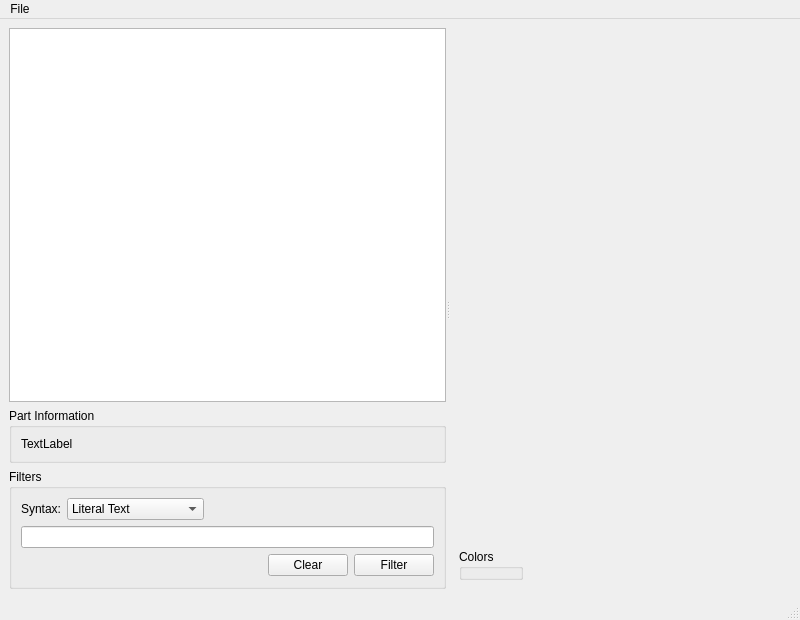
First picture: the form in opensdraw/partviewer/partviewer.ui, repository HazenBabcock/opensdraw, before the edit.
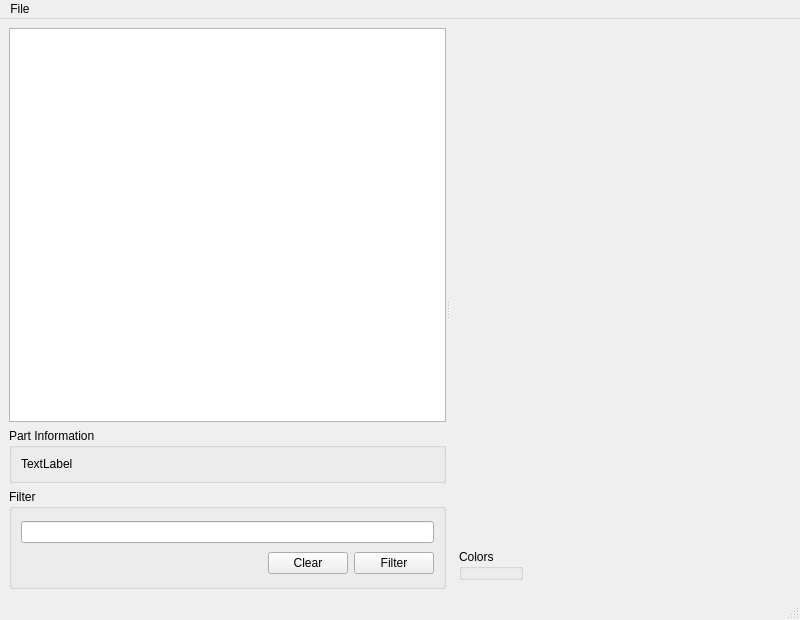
Second picture: the form after the edit. Custom widgets are drawn as their Qt base class.

Commit message: Remove unused combo box.

The edit to the form file:
```diff
--- a/opensdraw/partviewer/partviewer.ui
+++ b/opensdraw/partviewer/partviewer.ui
@@ -71,7 +71,7 @@
           <property name="minimumSize">
            <size>
             <width>0</width>
-            <height>120</height>
+            <height>100</height>
            </size>
           </property>
           <property name="maximumSize">
@@ -81,53 +81,9 @@
            </size>
           </property>
           <property name="title">
-           <string>Filters</string>
+           <string>Filter</string>
           </property>
           <layout class="QVBoxLayout" name="verticalLayout">
-           <item>
-            <layout class="QHBoxLayout" name="horizontalLayout">
-             <item>
-              <widget class="QLabel" name="label">
-               <property name="text">
-                <string>Syntax:</string>
-               </property>
-              </widget>
-             </item>
-             <item>
-              <widget class="QComboBox" name="syntaxComboBox">
-               <property name="minimumSize">
-                <size>
-                 <width>100</width>
-                 <height>0</height>
-                </size>
-               </property>
-               <item>
-                <property name="text">
-                 <string>Literal Text</string>
-                </property>
-               </item>
-               <item>
-                <property name="text">
-                 <string>Regular Expression</string>
-                </property>
-               </item>
-              </widget>
-             </item>
-             <item>
-              <spacer name="horizontalSpacer_2">
-               <property name="orientation">
-                <enum>Qt::Horizontal</enum>
-               </property>
-               <property name="sizeHint" stdset="0">
-                <size>
-                 <width>40</width>
-                 <height>20</height>
-                </size>
-               </property>
-              </spacer>
-             </item>
-            </layout>
-           </item>
            <item>
             <widget class="QLineEdit" name="filterLineEdit"/>
            </item>
```
Left out of the diff: 2 changed lines with no effect on the pictures. The commit also changes 1 other file.
